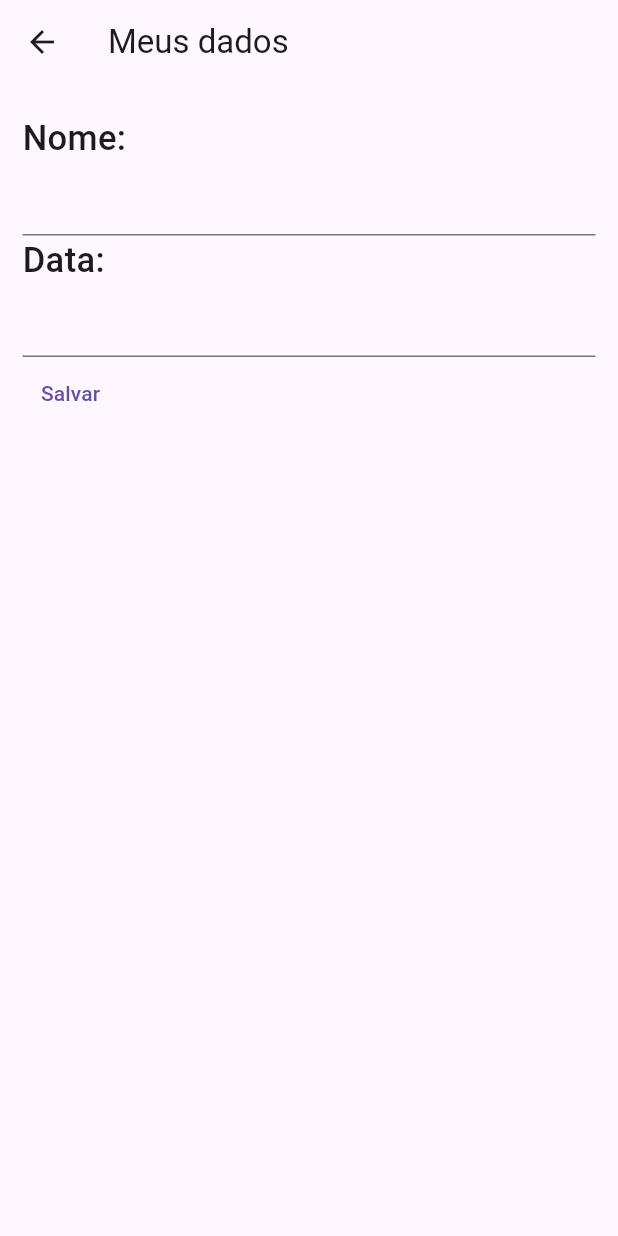
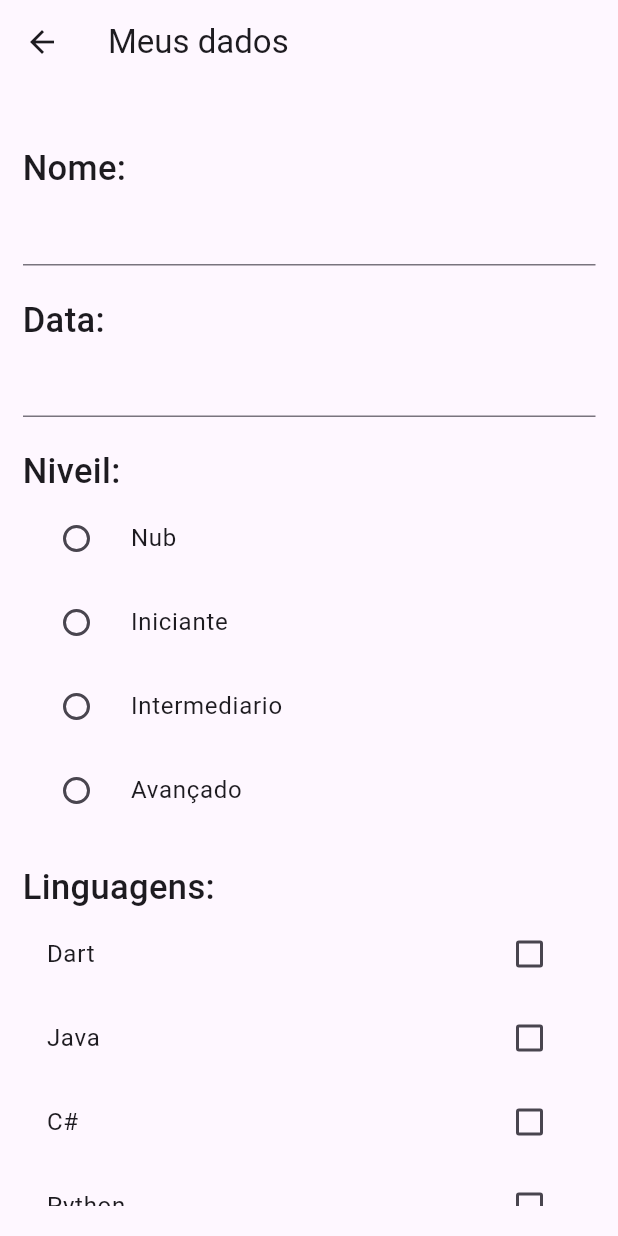
Before and after one commit to Gomesgaab/Primeiro-App-em-Flutter, a Flutter app: the DadosPaciente screen opened directly, on a phone screen of 412 x 824 dp. Run offline on Flutter 3.47's test engine with Material 3 defaults, Android fonts, the phone set to English and light mode, and no system bars; our stand-ins replace google_fonts; missing offline and left inert: dart:ffi.

Commit message:
Sexto Commit

```diff
--- a/lib/pages/Main_page.dart
+++ b/lib/pages/Main_page.dart
@@ -1,7 +1,7 @@
 import 'package:flutter/material.dart';
 import 'package:srh/pages/dados_page.dart';
-import 'package:srh/pages/pagesview/Page2.dart';
-import 'package:srh/pages/pagesview/page1.dart';
+import 'package:srh/pages/paginacao/Page1.dart';
+import 'package:srh/pages/paginacao/Page2.dart';
 
 class MainPage extends StatefulWidget {
   const MainPage({super.key});
@@ -59,7 +59,7 @@ class _MainPageState extends State<MainPage> {
                       Navigator.push(
                           context,
                           MaterialPageRoute(
-                              builder: (context) => DadosPaciente()));
+                              builder: (context) => const DadosPaciente()));
                     },
                   ),
                 ),
--- a/lib/pages/dados_page.dart
+++ b/lib/pages/dados_page.dart
@@ -1,4 +1,7 @@
+import 'dart:ffi';
 import 'package:flutter/material.dart';
+import 'package:srh/service/repositorios/repositorio_linguagens.dart';
+import 'package:srh/service/repositorios/repositorios_nivel.dart';
 import 'package:srh/shared/componenteText/componenteTexto.dart';
 
 class DadosPaciente extends StatefulWidget {
@@ -14,7 +17,37 @@ class _DadosPacienteState extends State<DadosPaciente> {
   //crirando uma variavel de controle de Date
   var crontroleDate = TextEditingController(text: "");
   DateTime? dataNacimento;
+  var nivelRepository = NivelRepository();
+  var niveis = [];
+  // criando variavel vazia para receber valor da RadioListTile
+  var nivelSelecionado = "";
+  //variavel para celeção de linguagens
+  var linguagenRepository = LinguagensRepository();
+  var linguagemSelect = [];
+  var linguagens = [];
+  //variavel de nivel de dor
+  double nivelDeDor = 0;
+  //variavel de dias com dor
+  int quantosDias = 0;
 
+  @override
+  void initState() {
+    // TODO: implement initState
+    linguagens = linguagenRepository.linguagensRepository();
+    niveis = nivelRepository.retornaNivel();
+    super.initState();
+  }
+
+  List<DropdownMenuItem<int>> returnDias(int quantidadeDias) {
+    var dias = <DropdownMenuItem<int>>[];
+    for (var i = 0; i <= quantidadeDias; i++) {
+      dias.add(DropdownMenuItem(
+        child: Text(i.toString()),
+        value: i,
+      ));
+    }
+    return dias;
+  }
   //um exemplo de utilização de componente para edição de todos os dados de texto de uma vez
   /* Text returnText(String texto) {
     return Text(
@@ -32,17 +65,17 @@ class _DadosPacienteState extends State<DadosPaciente> {
       body: Padding(
         // editando posição
         padding: const EdgeInsets.symmetric(horizontal: 15, vertical: 20),
-        child: Column(
-          crossAxisAlignment: CrossAxisAlignment.start,
+        //utilizando listview para rolagem de tela, sendo assim não ocorrera o erro de indentificação de tamanho de tela.
+        child: ListView(
           children: [
-            const textedition(
+            const Textedition(
               texto: "Nome: ",
             ),
             // iniciando uma entrada de texto
             TextField(
               controller: crontroleName,
             ),
-            const textedition(
+            const Textedition(
               texto: "Data: ",
             ),
             TextField(
@@ -62,11 +95,76 @@ class _DadosPacienteState extends State<DadosPaciente> {
                 }
               },
             ),
+            const Textedition(texto: "Niveil: "),
+            Column(
+                //.map ele pega uma lista de valores e retorna essa lista com novos valores (nivel)
+                children: niveis
+                    // lista niveis recebe novo valor de nivel
+                    .map((nivel) => RadioListTile(
+                        title: Text(nivel.toString()),
+                        value: nivel.toString(),
+                        //groupValue define o grupo selecionado/ mostra no check
+                        groupValue: nivelSelecionado,
+                        onChanged: (value) {
+                          setState(() {
+                            nivelSelecionado = value.toString();
+                          });
+                        }))
+                    .toList()),
+            //checkBox Linguagens
+            const Textedition(texto: "Linguagens: "),
+            Column(
+                children: linguagens
+                    .map((linguagem) => CheckboxListTile(
+                        title: Text(linguagem),
+                        value: linguagemSelect.contains(linguagem),
+                        onChanged: (bool? value) {
+                          if (value!) {
+                            setState(() {
+                              linguagemSelect.add(linguagem);
+                            });
+                          } else {
+                            setState(() {
+                              linguagemSelect.remove(linguagem);
+                            });
+                          }
+                        }))
+                    .toList()),
+            //editando nivel de dor
+            Textedition(
+                //exibindo na tela o nivel de dor do paciente(round: arredondar valor)
+                texto: "Nivel de Dor: ${nivelDeDor.round().toString()}"),
+            //arrastar barrinha
+            Slider(
+                min: 0,
+                max: 10,
+                value: nivelDeDor,
+                onChanged: (double value) {
+                  setState(() {
+                    nivelDeDor = value;
+                  });
+                }),
+
+            const Textedition(texto: "Ja fáz Quantos Dias?"),
+            DropdownButton(
+                value: quantosDias,
+                //colocando setinha de drop no canto direito
+                isExpanded: true,
+                items: returnDias(7),
+                onChanged: (value) {
+                  setState(() {
+                    quantosDias = int.parse(value.toString());
+                  });
+                }),
             //botão de texto para salvar
             TextButton(
                 onPressed: () {
                   debugPrint(crontroleName.text);
                   print(dataNacimento);
+                  print(nivelSelecionado);
+                  print(linguagemSelect);
+                  print(nivelDeDor.round());
+                  print(quantosDias);
                 },
                 child: const Text("Salvar"))
           ],
--- /dev/null
+++ b/lib/service/repositorios/repositorio_linguagens.dart
@@ -0,0 +1,5 @@
+class LinguagensRepository {
+  List<String> linguagensRepository() {
+    return ["Dart", "Java", "C#", "Python"];
+  }
+}
--- a/lib/shared/componenteText/componenteTexto.dart
+++ b/lib/shared/componenteText/componenteTexto.dart
@@ -1,14 +1,17 @@
 import 'package:flutter/material.dart';
 
-final class textedition extends StatelessWidget {
+final class Textedition extends StatelessWidget {
   final String texto;
-  const textedition({super.key, required this.texto});
+  const Textedition({super.key, required this.texto});
 
   @override
   Widget build(BuildContext context) {
-    return Text(
-      texto,
-      style: const TextStyle(fontSize: 23, fontWeight: FontWeight.w500),
+    return Container(
+      margin: const EdgeInsets.only(top: 20),
+      child: Text(
+        texto,
+        style: const TextStyle(fontSize: 23, fontWeight: FontWeight.w500),
+      ),
     );
   }
 }
```
Also changed, not shown: lib/pages/paginacao/Page1.dart (renamed from lib/pages/pagesview/Page1.dart), lib/pages/paginacao/Page2.dart (renamed from lib/pages/pagesview/Page2.dart).
